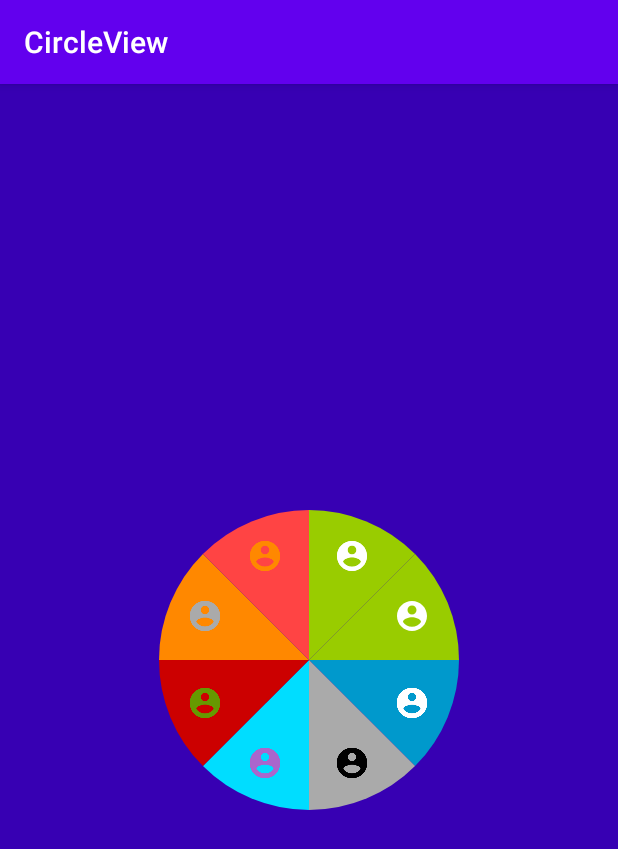
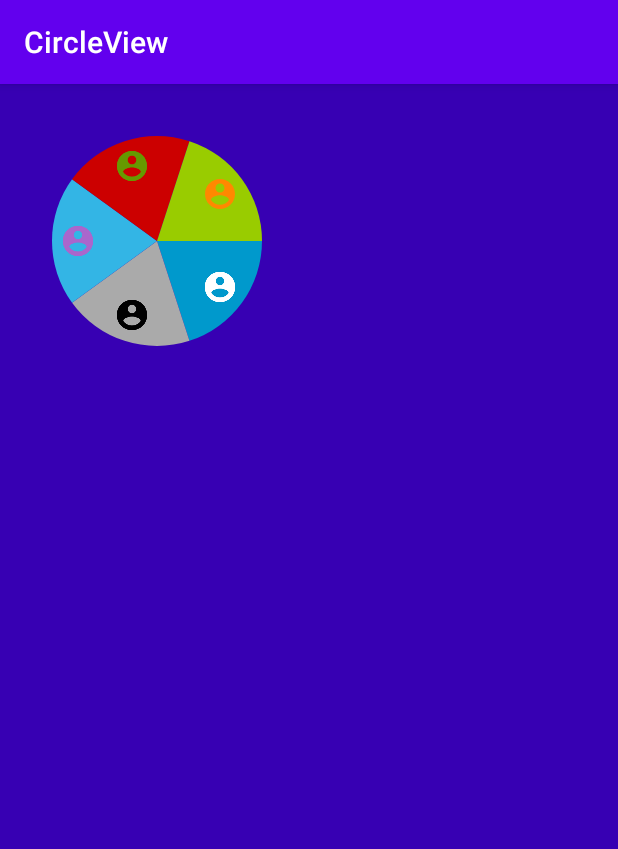
Before and after one commit to Vinny94051/PizzaView, an Android app: the screen it shows after launch (CustomViewActivity), on a phone screen of 412 x 824 dp. Shown: the top 849 px of the screen. Run offline under Robolectric (Android 15) with nearby library versions, the phone set to English and light mode, and no system bars.

```diff
--- a/app/src/main/java/ru/kiryanov/circleview/presentation/acticity/CustomViewActivity.kt
+++ b/app/src/main/java/ru/kiryanov/circleview/presentation/acticity/CustomViewActivity.kt
@@ -1,22 +1,27 @@
 package ru.kiryanov.circleview.presentation.acticity
 
 import android.os.Bundle
+import android.util.Log
 import android.widget.FrameLayout
 import android.widget.Toast
 import androidx.appcompat.app.AppCompatActivity
+import kotlinx.android.synthetic.main.activity_container.*
 import kotlinx.android.synthetic.main.activity_custom_view.*
 import ru.kiryanov.circleview.R
+import ru.kiryanov.circleview.presentation.ui.SectorModel
 
 class CustomViewActivity : AppCompatActivity() {
     override fun onCreate(savedInstanceState: Bundle?) {
         super.onCreate(savedInstanceState)
-        setContentView(R.layout.activity_custom_view)
-        root.setOnClickListener{
-//            hhh.invalidate()
-//            hhh.setOnClickListener {
-//                Toast.makeText(this, "12", Toast.LENGTH_SHORT).show()
-//            }
-        }
+        setContentView(R.layout.activity_container)
+        Log.e(javaClass.simpleName, "OnCreate")
+
+        supportFragmentManager.beginTransaction()
+            .add(
+                R.id.fragmentContainer,
+                CustomViewFragment.newInstance(),
+                CustomViewFragment.ID
+            ).commit()
+
     }
-
 }
--- /dev/null
+++ b/app/src/main/java/ru/kiryanov/circleview/presentation/acticity/CustomViewFragment.kt
@@ -0,0 +1,102 @@
+package ru.kiryanov.circleview.presentation.acticity
+
+import android.os.Bundle
+import android.util.Log
+import android.view.LayoutInflater
+import android.view.View
+import android.view.ViewGroup
+import androidx.fragment.app.Fragment
+import kotlinx.android.synthetic.main.activity_custom_view.*
+import ru.kiryanov.circleview.R
+import ru.kiryanov.circleview.presentation.ui.CircleView
+import ru.kiryanov.circleview.presentation.ui.SectorModel
+
+class CustomViewFragment : Fragment() {
+    companion object {
+        const val ID = "custom_view_fragment"
+        fun newInstance() = CustomViewFragment()
+    }
+
+    override fun onCreateView(
+        inflater: LayoutInflater,
+        container: ViewGroup?,
+        savedInstanceState: Bundle?
+    ): View? = inflater.inflate(R.layout.activity_custom_view, container, false)
+
+
+    override fun onViewCreated(view: View, savedInstanceState: Bundle?) {
+        super.onViewCreated(view, savedInstanceState)
+        circle.sectorsInfo = initCircleView()
+    }
+
+
+    private fun initCircleView() =
+        mutableListOf<SectorModel.Data>()
+            .apply {
+                add(
+                    SectorModel.Data(
+                        android.R.color.holo_blue_dark,
+                        R.drawable.ic_baseline_account_circle_1
+                    )
+                )
+
+                add(
+                    SectorModel.Data(
+                        android.R.color.darker_gray,
+                        R.drawable.ic_baseline_account_circle_2
+                    )
+                )
+
+                add(
+                    SectorModel.Data(
+                        android.R.color.holo_blue_light,
+                        R.drawable.ic_baseline_account_circle_3
+                    )
+                )
+
+                add(
+                    SectorModel.Data(
+                        android.R.color.holo_red_dark,
+                        R.drawable.ic_baseline_account_circle_4
+                    )
+                )
+
+                add(
+                    SectorModel.Data(
+                        android.R.color.holo_green_light,
+                        R.drawable.ic_baseline_account_circle_5
+                    )
+                )
+
+                add(
+                    SectorModel.Data(
+                        android.R.color.holo_red_light,
+                        R.drawable.ic_baseline_account_circle_6
+                    )
+                )
+                add(
+                    SectorModel.Data(
+                        android.R.color.holo_orange_light,
+                        R.drawable.ic_baseline_account_circle_3
+                    )
+                )
+                add(
+                    SectorModel.Data(
+                        android.R.color.holo_blue_bright,
+                        R.drawable.ic_baseline_account_circle_2
+                    )
+                )
+                add(
+                    SectorModel.Data(
+                        android.R.color.holo_green_light,
+                        R.drawable.ic_baseline_account_circle_1
+                    )
+                )
+                add(
+                    SectorModel.Data(
+                        android.R.color.holo_red_light,
+                        R.drawable.ic_baseline_account_circle_5
+                    )
+                )
+            }
+}
--- a/app/src/main/java/ru/kiryanov/circleview/presentation/ui/CircleView.kt
+++ b/app/src/main/java/ru/kiryanov/circleview/presentation/ui/CircleView.kt
@@ -8,6 +8,7 @@ import android.graphics.Paint
 import android.graphics.RectF
 import android.graphics.drawable.Drawable
 import android.util.AttributeSet
+import android.util.Log
 import android.view.MotionEvent
 import android.view.View
 import android.view.animation.LinearInterpolator
@@ -15,37 +16,35 @@ import androidx.annotation.ColorRes
 import androidx.annotation.DrawableRes
 import androidx.annotation.Nullable
 import androidx.core.content.ContextCompat
+import androidx.core.view.marginStart
+import androidx.core.view.marginTop
 import ru.kiryanov.circleview.R
 import kotlin.math.*
 
 
-class CircleView(context: Context, @Nullable atrSet: AttributeSet) : View(context) {
-
+class CircleView(context: Context, @Nullable atrSet: AttributeSet) : View(context, atrSet) {
 
     companion object {
         private const val SECTOR_OPEN_CLOSE_ANIMATION_DURATION = 650L
     }
 
     var paint: Paint = Paint()
-
     var centerOfX = 0f
     var centerOfY = 0f
     var radius = 0f
-    var isCenter: Boolean = false
-    var color1: Int? = null
-    var color2: Int? = null
-    var color3: Int? = null
-    var color4: Int? = null
-    var color5: Int? = null
-    var color6: Int? = null
-    var color7: Int? = null
 
+    private var counterOpenAnimation = 0
+    private var counterCloseAnimation = 0
     private var sectorAmount: Int
     private val sectors = mutableListOf<SectorModel>()
     private var clickListener: ((x: Float, y: Float) -> Unit)? = null
     private val defaultRectF = RectF()
     private val sectorsIcons = mutableListOf<Drawable>()
-    var sectorsInfo : HashMap<Drawable, Int>? = null
+    var sectorsInfo: List<SectorModel.Data>? = null
+        set(value) {
+            field = value
+            invalidate()
+        }
 
     private val sectorArc: Float
         get() {
@@ -54,25 +53,15 @@ class CircleView(context: Context, @Nullable atrSet: AttributeSet) : View(contex
 
 
     init {
+        Log.e(javaClass.simpleName, "init")
         context.theme.obtainStyledAttributes(
             atrSet,
             R.styleable.circleview, 0, 0
         ).apply {
             sectorAmount = getInteger(R.styleable.circleview_sector_amount, 1)
             radius = getDimension(R.styleable.circleview_circle_radius, 0f)
-            isCenter = getBoolean(R.styleable.circleview_onCenter, false)
         }
-
         paint.initPaint(android.R.color.holo_blue_dark)
-
-        color1 = android.R.color.holo_blue_dark
-        color2 = android.R.color.darker_gray
-        color3 = android.R.color.holo_blue_bright
-        color4 = android.R.color.holo_red_dark
-        color5 = android.R.color.holo_orange_dark
-        color6 = android.R.color.holo_red_light
-        color7 = android.R.color.holo_green_light
-
         setTouchListener()
     }
 
@@ -97,11 +86,15 @@ class CircleView(context: Context, @Nullable atrSet: AttributeSet) : View(contex
             }
         }
 
+    //TODO right on Measure calculation
+    override fun onMeasure(widthMeasureSpec: Int, heightMeasureSpec: Int) {
+        super.onMeasure(widthMeasureSpec, heightMeasureSpec)
+        setMeasuredDimension((radius * 3).toInt(), (radius * 3).toInt())
+    }
+
     override fun onLayout(changed: Boolean, left: Int, top: Int, right: Int, bottom: Int) {
         super.onLayout(changed, left, top, right, bottom)
-
         initSectors()
-
         clickListener = { x, y ->
             val secNum = findSectorByCoordinates(x, y)
             secNum?.let { num ->
@@ -109,11 +102,6 @@ class CircleView(context: Context, @Nullable atrSet: AttributeSet) : View(contex
             }
         }
     }
-
-
-    private var counterOpenAnimation = 0
-    private var counterCloseAnimation = 0
-
 
     @SuppressLint("DrawAllocation")
     override fun onDraw(canvas: Canvas?) {
@@ -136,21 +124,10 @@ class CircleView(context: Context, @Nullable atrSet: AttributeSet) : View(contex
                         startAngle,
                         sweepAngle,
                         true,
-                        paint.changeColor(
-                            when (index) {
-                                0 -> color1!!
-                                1 -> color2!!
-                                2 -> color3!!
-                                3 -> color4!!
-                                4 -> color5!!
-                                5 -> color6!!
-                                else -> color7!!
-                            }
-
-                        )
+                        paint.changeColor(data.color)
                     )
 
-                    sectorsIcons[sectorAmount - 1 - index].apply {
+                    sectorsIcons[index].apply {
                         val delta = 4
                         bounds.left -= currentSweepAngle!! / delta
                         bounds.top -= currentSweepAngle!! / delta
@@ -184,20 +161,10 @@ class CircleView(context: Context, @Nullable atrSet: AttributeSet) : View(contex
                             startAngle,
                             sweepAngle,
                             true,
-                            paint.changeColor(
-                                when (index) {
-                                    0 -> color1!!
-                                    1 -> color2!!
-                                    2 -> color3!!
-                                    3 -> color4!!
-                                    4 -> color5!!
-                                    5 -> color6!!
-                                    else -> color7!!
-                                }
-                            )
+                            paint.changeColor(data.color)
                         )
 
-                        sectorsIcons[sectorAmount - 1 - index].apply {
+                        sectorsIcons[index].apply {
                             val delta = 4
                             bounds.left += currentSweepAngle!! / delta
                             bounds.top += currentSweepAngle!! / delta
@@ -217,17 +184,7 @@ class CircleView(context: Context, @Nullable atrSet: AttributeSet) : View(contex
 
                         canvas?.drawArc(
                             coordinates, startAngle, sweepAngle, true,
-                            paint.changeColor(
-                                when (index) {
-                                    0 -> color1!!
-                                    1 -> color2!!
-                                    2 -> color3!!
-                                    3 -> color4!!
-                                    4 -> color5!!
-                                    5 -> color6!!
-                                    else -> color7!!
-                                }
-                            )
+                            paint.changeColor(data.color)
                         )
 
 
@@ -256,10 +213,8 @@ class CircleView(context: Context, @Nullable atrSet: AttributeSet) : View(contex
     }
 
     private fun initSectors() {
-        if (isCenter) {
         centerOfX = (width / 2).toFloat()
         centerOfY = (height / 2).toFloat()
-        }
         val left = centerOfX - radius
         val right = centerOfX + radius
         val top = centerOfY - radius
@@ -271,26 +226,24 @@ class CircleView(context: Context, @Nullable atrSet: AttributeSet) : View(contex
             this.top = top
             this.bottom = bottom
         }
-        sectors.clear()
-        sectorsIcons.clear()
 
+        if (sectors.size != sectorAmount && sectorsIcons.size != sectorAmount) {
+            sectorsInfo?.let { info ->
+                if (info.size < sectorAmount) {
+                    throw NotEnoughInfoException("Info.size = ${info.size} <-> SectorAmount = $sectorAmount")
+                } else {
                     for (sectorNumber in 0 until sectorAmount) {
                         sectors.add(
                             SectorModel(
                                 sectorNumber, sectorNumber * sectorArc, sectorArc,
-                    RectF(left, top, right, bottom)
+                                RectF(left, top, right, bottom), data = info[sectorNumber]
                             ).apply {
-                    when (sectorAmount - 1 - sectorNumber) {
-                        0 -> initImage(R.drawable.ic_baseline_account_circle_1, this)
-                        1 -> initImage(R.drawable.ic_baseline_account_circle_2, this)
-                        2 -> initImage(R.drawable.ic_baseline_account_circle_3, this)
-                        3 -> initImage(R.drawable.ic_baseline_account_circle_4, this)
-                        4 -> initImage(R.drawable.ic_baseline_account_circle_6, this)
-                        5 -> initImage(R.drawable.ic_baseline_account_circle_5, this)
-                        else -> initImage(R.drawable.ic_baseline_account_circle_1, this)
+                                initImage(this.data.drawable, this)
+                            }
+                        )
                     }
                 }
-            )
+            }
         }
     }
 
@@ -307,11 +260,13 @@ class CircleView(context: Context, @Nullable atrSet: AttributeSet) : View(contex
     }
 
     private fun findSectorByCoordinates(x: Float, y: Float): Int? {
+        if (x in defaultRectF.left..defaultRectF.right &&
+            y in defaultRectF.top..defaultRectF.bottom
+        ) {
             val angle = atan2(
                     (height / 2) - y,
                     (width / 2) - x
-        )
-            .toDegree() + 180
+                ).toDegree() + 180
 
             if (angle in 0f..sectors[1].startAngle) return 0
 
@@ -320,8 +275,9 @@ class CircleView(context: Context, @Nullable atrSet: AttributeSet) : View(contex
                     return index
                 }
             }
-
             return sectors.size - 1
+        }
+        return null
     }
 
     @SuppressLint("UseCompatLoadingForDrawables")
@@ -329,7 +285,7 @@ class CircleView(context: Context, @Nullable atrSet: AttributeSet) : View(contex
         val image: Drawable = resources.getDrawable(drawable, null)
         sector.coordinates.apply {
 
-            val point = calculateImageLocation(sector)
+            val point = calculateImageCenterPoint(sector)
             val imageCenterX = point.x
             val imageCenterY = point.y
             val delta = 2
@@ -345,16 +301,16 @@ class CircleView(context: Context, @Nullable atrSet: AttributeSet) : View(contex
         sectorsIcons.add(image)
     }
 
-    private fun calculateImageLocation(sector: SectorModel): Point {
+    private fun calculateImageCenterPoint(sector: SectorModel): Point {
         val x: Float
         val y: Float
         sector.apply {
 
-            // 90f cause of coordinate system
-            val imageAngleFromCircleCenterInDegree = (startAngle + (sweepAngle / 2) + 90f)
+            //This strange angle calculation cause of different system coordinates
+            val imageAngleFromCircleCenterInDegree = -(startAngle + (sweepAngle / 2) + 90) + 180
             val angleInRad = imageAngleFromCircleCenterInDegree.toRadian()
-            val deltaX = (radius*1.5f * sin(angleInRad))
-            val deltaY = (radius*1.5f * cos(angleInRad))
+            val deltaX = (radius * 1.5f * sin(angleInRad))
+            val deltaY = (radius * 1.5f * cos(angleInRad))
 
             x = (coordinates.centerX() * 2) + deltaX
             y = (coordinates.centerY() * 2) + deltaY
@@ -365,6 +321,7 @@ class CircleView(context: Context, @Nullable atrSet: AttributeSet) : View(contex
     }
 
     private inner class Point(val x: Float, val y: Float)
+    class NotEnoughInfoException(message: String) : Throwable(message)
 
     private fun Paint.initPaint(@ColorRes colorId: Int) =
         this.apply {
--- a/app/src/main/java/ru/kiryanov/circleview/presentation/ui/SectorModel.kt
+++ b/app/src/main/java/ru/kiryanov/circleview/presentation/ui/SectorModel.kt
@@ -2,6 +2,7 @@ package ru.kiryanov.circleview.presentation.ui
 
 import android.graphics.RectF
 import androidx.annotation.ColorRes
+import androidx.annotation.DrawableRes
 
 data class SectorModel(
     val sectorNumber: Int,
@@ -11,5 +12,10 @@ data class SectorModel(
     var isActive  : Boolean = false,
     var isAnimationOn  : Boolean = false,
     var isAnimationOffOn  : Boolean = false,
-    @ColorRes val color: Int = android.R.color.holo_blue_dark
-)
+    val data : Data
+){
+     class Data(
+        @ColorRes val color: Int = android.R.color.holo_blue_dark,
+        @DrawableRes val drawable : Int = android.R.drawable.alert_dark_frame
+    )
+}
--- /dev/null
+++ b/app/src/main/res/layout/activity_container.xml
@@ -0,0 +1,9 @@
+<?xml version="1.0" encoding="utf-8"?>
+<FrameLayout xmlns:android="http://schemas.android.com/apk/res/android"
+    android:id="@+id/fragmentContainer"
+    android:layout_width="match_parent"
+    android:layout_height="match_parent"
+    android:orientation="vertical">
+
+
+</FrameLayout>
--- a/app/src/main/res/layout/activity_custom_view.xml
+++ b/app/src/main/res/layout/activity_custom_view.xml
@@ -1,20 +1,16 @@
 <?xml version="1.0" encoding="utf-8"?>
 <RelativeLayout xmlns:android="http://schemas.android.com/apk/res/android"
-    xmlns:sector_view="http://schemas.android.com/apk/res-auto"
     xmlns:circle="http://schemas.android.com/apk/res-auto"
     android:id="@+id/root"
     android:layout_width="match_parent"
-    android:background="@color/colorPrimaryDark"
-    android:layout_height="match_parent">
+    android:layout_height="match_parent"
+    android:background="@color/colorPrimaryDark">
 
     <ru.kiryanov.circleview.presentation.ui.CircleView
+        android:id="@+id/circle"
         android:layout_width="wrap_content"
         android:layout_height="wrap_content"
-        circle:onCenter="true"
-        android:layout_alignParentBottom="true"
-        circle:sector_amount="8"
-        circle:circle_radius="100dp"
-        circle:circle_background="@android:color/holo_red_dark"
-        />
+        circle:circle_radius="70dp"
+        circle:sector_amount="5" />
 
 </RelativeLayout>
--- a/app/src/main/res/values/attrs.xml
+++ b/app/src/main/res/values/attrs.xml
@@ -2,7 +2,6 @@
 <resources>
 
     <declare-styleable name="circleview">
-        <attr name="onCenter" format="boolean"/>
         <attr name="circle_background" format="color" />
         <attr name="circle_radius" format="dimension" />
         <attr name="stroke_width" format="dimension"/>
```
Lines whose indentation alone changed are shown as unchanged.
